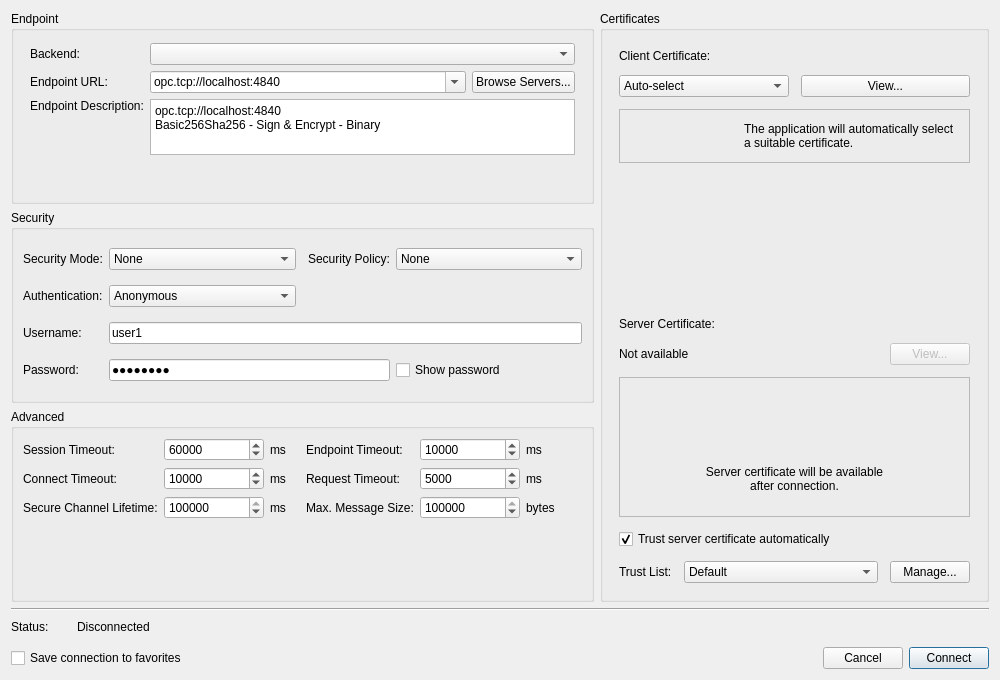
sanny32/OpenUaExplorer, file src/dialogs/connectiondialog.ui: the form before one commit.
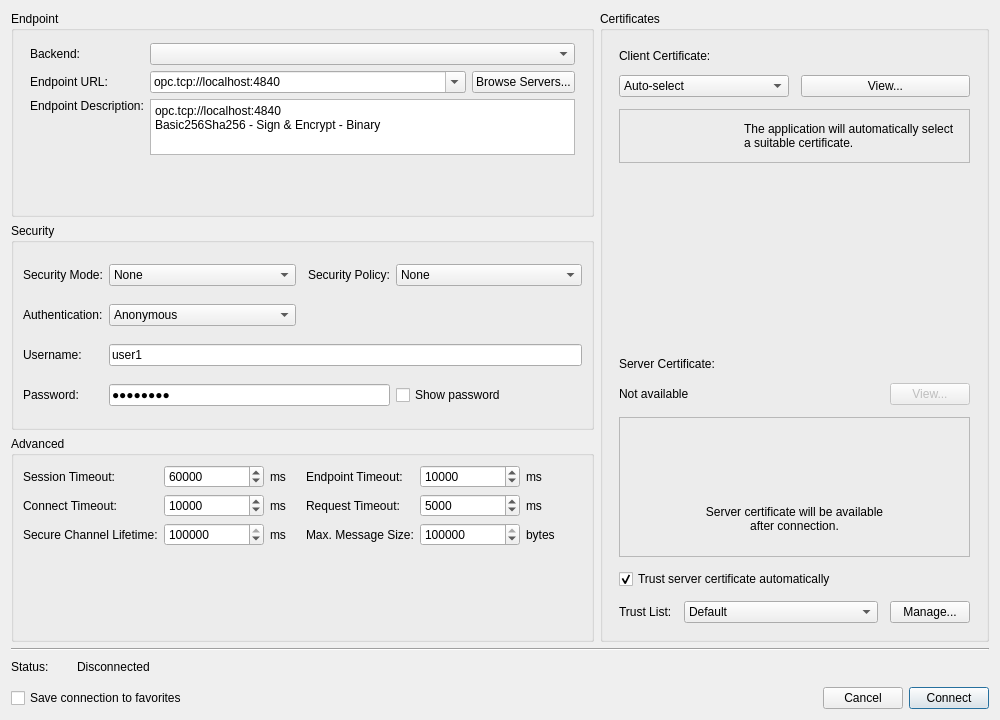
The form after the commit. Icons and pictures are not drawn. Custom widgets are drawn as their Qt base class.

Commit message: feat: Increase height and margins in connection dialog for improved layout

What changed in the file:
```diff
--- a/src/dialogs/connectiondialog.ui
+++ b/src/dialogs/connectiondialog.ui
@@ -7,13 +7,13 @@
     <x>0</x>
     <y>0</y>
     <width>1000</width>
-    <height>680</height>
+    <height>720</height>
    </rect>
   </property>
   <property name="minimumSize">
    <size>
      <width>1000</width>
-    <height>0</height>
+    <height>720</height>
    </size>
   </property>
   <property name="windowTitle">
@@ -47,7 +47,7 @@
             <number>16</number>
            </property>
            <property name="bottomMargin">
-            <number>16</number>
+            <number>20</number>
            </property>
           <item row="0" column="0">
            <widget class="QLabel" name="backendLabel">
```
